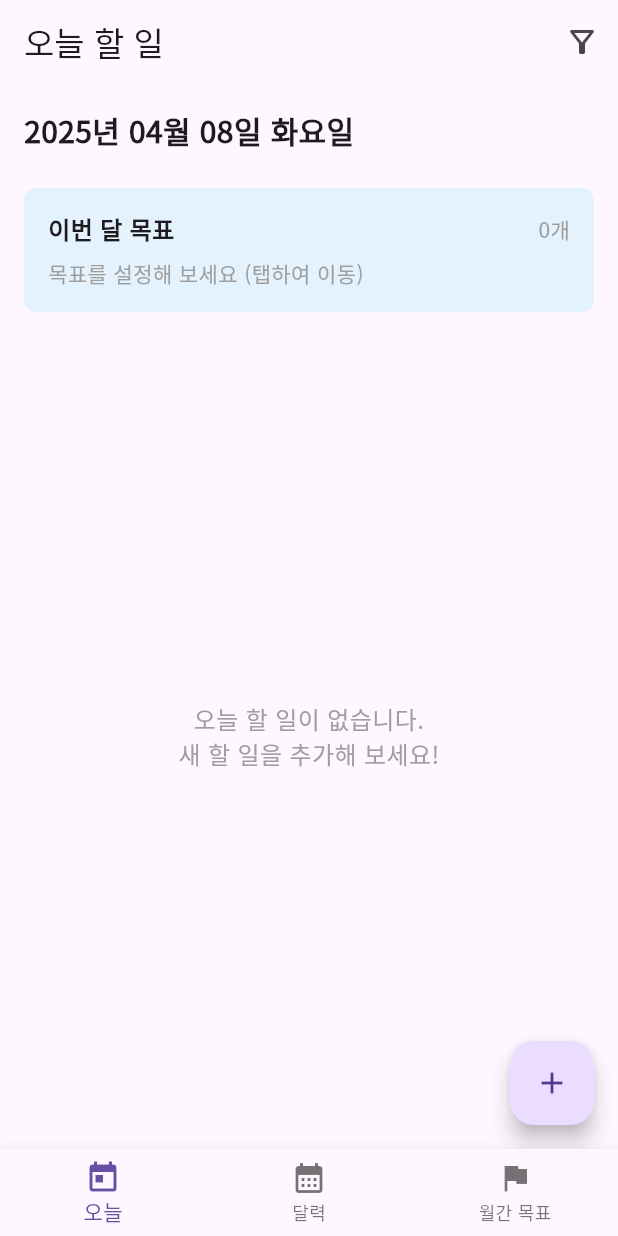
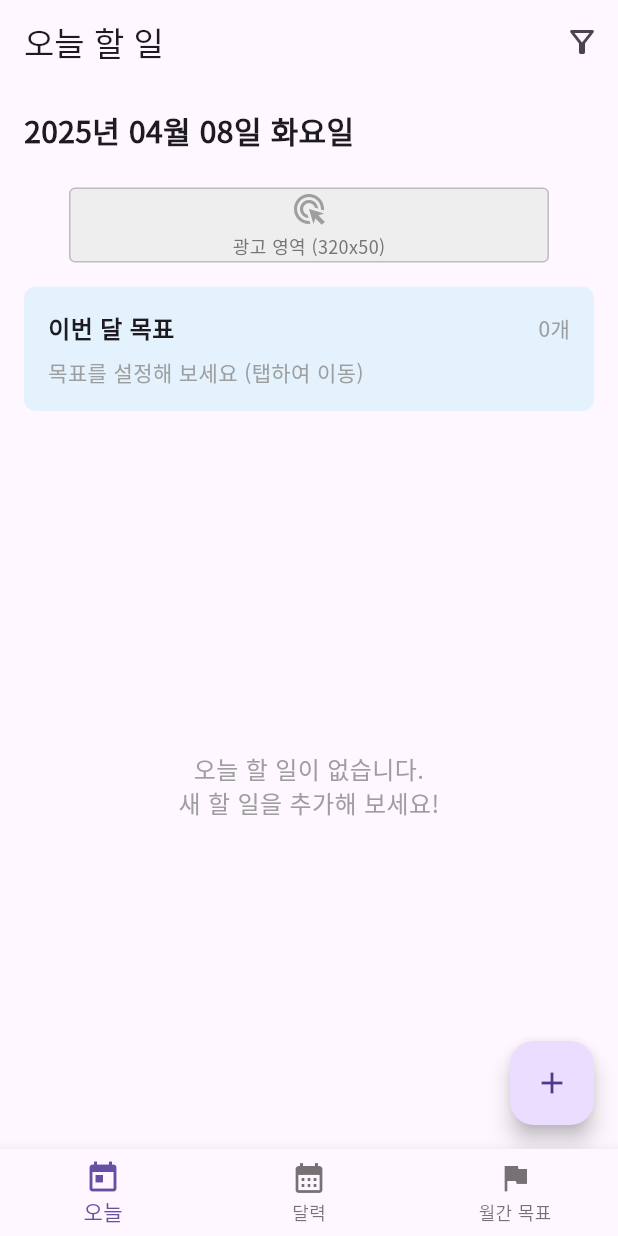
Before and after one commit to WonCharles/simple_todo, a Flutter app: the screen it shows after launch, on a phone screen of 412 x 824 dp. Run offline on Flutter 3.47's test engine with Material 3 defaults, Android fonts, the phone set to English and light mode, and no system bars; our stand-ins replace flutter_slidable, shared_preferences.

Commit message:
광고 배너 플레이스홀더 추가 및 앱 아이콘 설정 업데이트

```diff
--- a/lib/screens/monthly_goal_screen.dart
+++ b/lib/screens/monthly_goal_screen.dart
@@ -4,6 +4,7 @@ import 'package:intl/intl.dart';
 import '../providers/monthly_goal_provider.dart';
 import '../widgets/monthly_goal_item.dart';
 import '../models/monthly_goal_model.dart';
+import '../widgets/ad_banner_placeholder.dart';
 
 class MonthlyGoalScreen extends StatefulWidget {
   const MonthlyGoalScreen({Key? key}) : super(key: key);
@@ -106,6 +107,9 @@ class _MonthlyGoalScreenState extends State<MonthlyGoalScreen> {
                 ),
               ),
 
+              // 배너 광고 추가
+              const Center(child: AdBannerPlaceholder(size: BannerSize.largeBanner)),
+
               // 목표 목록
               Expanded(
                 child: goalProvider.monthlyGoals.isEmpty
--- a/lib/screens/today_screen.dart
+++ b/lib/screens/today_screen.dart
@@ -4,6 +4,7 @@ import 'package:intl/intl.dart';
 import '../providers/todo_provider.dart';
 import '../providers/monthly_goal_provider.dart';
 import '../widgets/todo_item.dart';
+import '../widgets/ad_banner_placeholder.dart';
 
 class TodayScreen extends StatelessWidget {
   const TodayScreen({Key? key}) : super(key: key);
@@ -45,6 +46,9 @@ class TodayScreen extends StatelessWidget {
             children: [
               // 현재 날짜 표시
               _buildDateHeader(),
+
+              // 배너 광고 추가
+              const Center(child: AdBannerPlaceholder()),
 
               // 이번 달 목표 미리보기
               _buildMonthlyGoalPreview(context, goalProvider),
--- /dev/null
+++ b/lib/widgets/ad_banner_placeholder.dart
@@ -0,0 +1,48 @@
+import 'package:flutter/material.dart';
+
+class AdBannerPlaceholder extends StatelessWidget {
+  // 배너 크기 정보 (애드몹 기준)
+  // BANNER: 320x50
+  // LARGE_BANNER: 320x100
+  final BannerSize size;
+
+  const AdBannerPlaceholder({
+    Key? key,
+    this.size = BannerSize.banner,
+  }) : super(key: key);
+
+  @override
+  Widget build(BuildContext context) {
+    return Container(
+      width: size == BannerSize.banner ? 320 : 320,
+      height: size == BannerSize.banner ? 50 : 100,
+      margin: const EdgeInsets.symmetric(vertical: 8.0),
+      decoration: BoxDecoration(
+        color: Colors.grey[200],
+        border: Border.all(color: Colors.grey[400]!),
+        borderRadius: BorderRadius.circular(4.0),
+      ),
+      child: Center(
+        child: Column(
+          mainAxisAlignment: MainAxisAlignment.center,
+          children: [
+            const Icon(Icons.ads_click, color: Colors.grey),
+            const SizedBox(height: 4),
+            Text(
+              '광고 영역 (${size == BannerSize.banner ? '320x50' : '320x100'})',
+              style: TextStyle(
+                fontSize: 12,
+                color: Colors.grey[600],
+              ),
+            ),
+          ],
+        ),
+      ),
+    );
+  }
+}
+
+enum BannerSize {
+  banner,      // 320x50
+  largeBanner, // 320x100
+}
```
Also changed, not shown: pubspec.yaml (+4 -4 lines).
